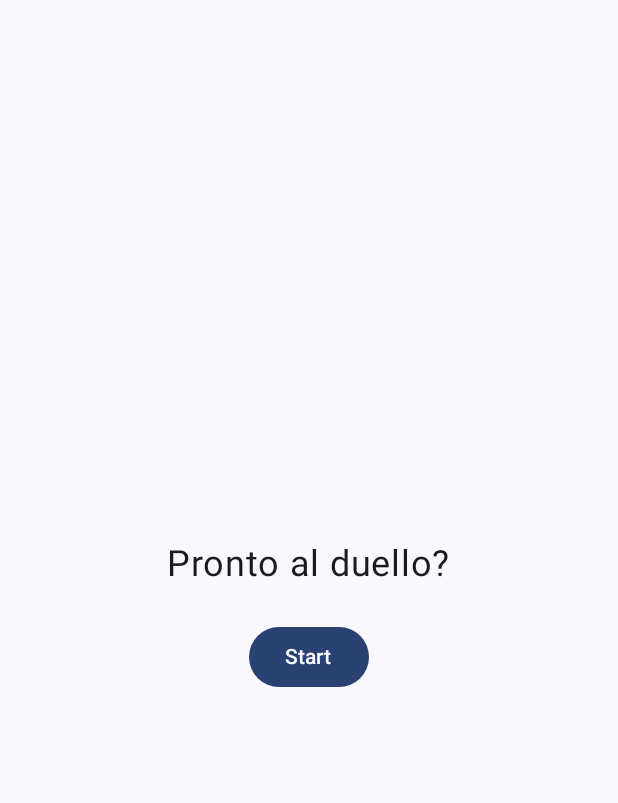
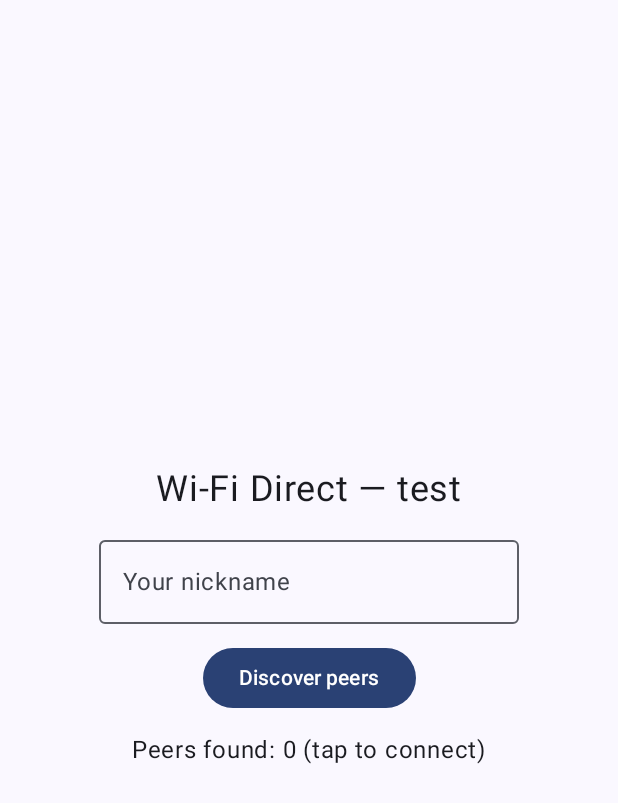
Before and after one commit to Laud15/HighNoon, an Android app built with Jetpack Compose: the screen it shows after launch (MainActivity), on a phone screen of 412 x 824 dp. Shown: the top 803 px of the screen. Run offline under Robolectric (Android 15) with nearby library versions, the light colour scheme and no system bars.

Commit message:
connection between 2 devices added, shift to minsdk 33

```diff
--- a/app/build.gradle.kts
+++ b/app/build.gradle.kts
@@ -13,7 +13,7 @@ android {
 
     defaultConfig {
         applicationId = "it.diunipi.sam.highnoon"
-        minSdk = 24
+        minSdk = 33
         targetSdk = 36
         versionCode = 1
         versionName = "1.0"
--- a/app/src/main/java/it/diunipi/sam/highnoon/MainActivity.kt
+++ b/app/src/main/java/it/diunipi/sam/highnoon/MainActivity.kt
@@ -9,6 +9,7 @@ import androidx.compose.foundation.layout.padding
 import androidx.compose.material3.Scaffold
 import androidx.compose.ui.Modifier
 import it.diunipi.sam.highnoon.ui.DuelScreen
+import it.diunipi.sam.highnoon.ui.WifiTestScreen
 import it.diunipi.sam.highnoon.ui.theme.HighNoonTheme
 
 class MainActivity : ComponentActivity() {
@@ -18,7 +19,7 @@ class MainActivity : ComponentActivity() {
         setContent {
             HighNoonTheme {
                 Scaffold(modifier = Modifier.fillMaxSize()) { innerPadding ->
-                    DuelScreen(modifier = Modifier.padding(innerPadding));
+                    WifiTestScreen(modifier = Modifier.padding(innerPadding))
                 }
             }
         }
--- a/app/src/main/java/it/diunipi/sam/highnoon/audio/SoundEffects.kt
+++ b/app/src/main/java/it/diunipi/sam/highnoon/audio/SoundEffects.kt
@@ -5,13 +5,13 @@ import android.content.Context
 import android.media.AudioAttributes
 import android.media.SoundPool
 
-// Possiede il SoundPool e gli effetti brevi (sparo, cheater).
-// Carica i suoni UNA volta e li riproduce senza creare nuovi oggetti.
+// Has SoundPool and short effects (shot, cheater).
+// It loads sounds ONCE and plays them without creating new objects.
 class SoundEffects(context: Context) {
 
-    // Configurazione del tipo di audio: sono suoni di gioco/UI.
+    // Audio Type Configuration: These are game/UI sounds.
     private val soundPool: SoundPool = SoundPool.Builder()
-        .setMaxStreams(4)   // quanti suoni possono sovrapporsi al massimo
+        .setMaxStreams(4)   // how many sounds can overlap at most
         .setAudioAttributes(
             AudioAttributes.Builder()
                 .setUsage(AudioAttributes.USAGE_GAME)
@@ -20,21 +20,21 @@ class SoundEffects(context: Context) {
         )
         .build()
 
-    // Gli ID dei suoni caricati. -1 = non ancora caricato.
+    //The IDs of the uploaded sounds. -1 = not yet loaded.
     private var gunshotId: Int = -1
     private var cheaterId: Int = -1
 
-    // Teniamo traccia di quali suoni sono pronti (caricamento asincrono).
+    // We keep track of which sounds are ready (asynchronous loading).
     private val readySounds = mutableSetOf<Int>()
 
     init {
-        // Listener: chiamato quando un suono finisce di caricare.
+        // Listener: Called when a sound finishes loading.
         soundPool.setOnLoadCompleteListener { _, sampleId, status ->
-            if (status == 0) {          // 0 = caricamento riuscito
+            if (status == 0) {          // 0 = Successful upload
                 readySounds.add(sampleId)
             }
         }
-        // Avvia il caricamento (asincrono) dei due effetti.
+        // Starts loading (asynchronously) the two effects.
         gunshotId = soundPool.load(context, R.raw.gunshot, 1)
         cheaterId = soundPool.load(context, R.raw.cheater, 1)
     }
@@ -47,7 +47,7 @@ class SoundEffects(context: Context) {
         playIfReady(cheaterId)
     }
 
-    // Suona un suono solo se e' gia' stato caricato.
+    // Play a sound only if it has already been loaded.
     private fun playIfReady(soundId: Int) {
         if (soundId != -1 && readySounds.contains(soundId)) {
             // play(id, volSinistro, volDestro, priorita', loop, velocita')
@@ -55,7 +55,7 @@ class SoundEffects(context: Context) {
         }
     }
 
-    // Rilascia le risorse quando non servono piu'.
+    // Release resources when they are no longer needed.
     fun release() {
         soundPool.release()
     }
--- /dev/null
+++ b/app/src/main/java/it/diunipi/sam/highnoon/network/WiffiDirectConnection.kt
@@ -0,0 +1,134 @@
+package it.diunipi.sam.highnoon.network
+
+import android.Manifest
+import android.annotation.SuppressLint
+import android.content.BroadcastReceiver
+import android.content.Context
+import android.content.Intent
+import android.content.IntentFilter
+import android.net.wifi.WpsInfo
+import android.net.wifi.p2p.WifiP2pConfig
+import android.net.wifi.p2p.WifiP2pDevice
+import android.net.wifi.p2p.WifiP2pInfo
+import android.net.wifi.p2p.WifiP2pManager
+import android.os.Build
+import android.util.Log
+import androidx.annotation.RequiresPermission
+
+private const val TAG = "WifiDirect"
+
+// Expert class: OWNS the whole Wi-Fi Direct connection (manager, channel, receiver)
+// and hides it behind simple methods. Talks outward via callbacks (callback -> state
+// bridge), like WesternMusic.onFinished.
+class WifiDirectConnection(private val context: Context) {
+
+    // System service: the entry point for every Wi-Fi Direct operation (Lez. 21).
+    private val manager = context.getSystemService(Context.WIFI_P2P_SERVICE) as WifiP2pManager
+
+    // The channel: our handle to talk to the framework, bound to the main Looper.
+    private val channel = manager.initialize(context, context.mainLooper, null)
+
+    // --- Callbacks the outside subscribes to ---
+    var onWifiP2pEnabled: ((Boolean) -> Unit)? = null
+    var onPeersAvailable: ((List<WifiP2pDevice>) -> Unit)? = null
+    var onThisDeviceChanged: ((WifiP2pDevice) -> Unit)? = null
+    var onConnectionInfo: ((WifiP2pInfo) -> Unit)? = null
+
+    // These two listeners fire REPEATEDLY (on every peer/connection change), so we
+    // create them ONCE as fields and reuse them (criterio prof n.3, fewer objects).
+    private val peerListListener = WifiP2pManager.PeerListListener { peers ->
+        onPeersAvailable?.invoke(peers.deviceList.toList())
+    }
+    private val connectionInfoListener = WifiP2pManager.ConnectionInfoListener { info ->
+        onConnectionInfo?.invoke(info)
+    }
+
+    // The framework "calls us back" here on P2P events (Lez. 17). Keep onReceive light.
+    private val receiver = object : BroadcastReceiver() {
+        @SuppressLint("MissingPermission")
+        override fun onReceive(ctx: Context, intent: Intent) {
+            when (intent.action) {
+                WifiP2pManager.WIFI_P2P_STATE_CHANGED_ACTION -> {
+                    val state = intent.getIntExtra(WifiP2pManager.EXTRA_WIFI_STATE, -1)
+                    onWifiP2pEnabled?.invoke(state == WifiP2pManager.WIFI_P2P_STATE_ENABLED)
+                }
+                WifiP2pManager.WIFI_P2P_PEERS_CHANGED_ACTION -> {
+                    // Peer list changed: ask for it (async, arrives on peerListListener).
+                    manager.requestPeers(channel, peerListListener)
+                }
+                WifiP2pManager.WIFI_P2P_CONNECTION_CHANGED_ACTION -> {
+                    // Connection changed: ask WHO is group owner and the IP
+                    // (async, arrives on connectionInfoListener).
+                    manager.requestConnectionInfo(channel, connectionInfoListener)
+                }
+                WifiP2pManager.WIFI_P2P_THIS_DEVICE_CHANGED_ACTION -> {
+                    // getParcelableExtra(name) is deprecated since API 33: branch by
+                    // version like the rest of the app (Lez. 01: fragmentation).
+                    // minSdk 33: the Class<T> overload is always available (no deprecated fallback).
+                    val me = intent.getParcelableExtra(
+                        WifiP2pManager.EXTRA_WIFI_P2P_DEVICE, WifiP2pDevice::class.java
+                    )
+                    if (me != null) onThisDeviceChanged?.invoke(me)
+                }
+            }
+        }
+    }
+
+    // The P2P events we care about (dynamic registration, Lez. 17).
+    private val intentFilter = IntentFilter().apply {
+        addAction(WifiP2pManager.WIFI_P2P_STATE_CHANGED_ACTION)
+        addAction(WifiP2pManager.WIFI_P2P_PEERS_CHANGED_ACTION)
+        addAction(WifiP2pManager.WIFI_P2P_CONNECTION_CHANGED_ACTION)
+        addAction(WifiP2pManager.WIFI_P2P_THIS_DEVICE_CHANGED_ACTION)
+    }
+
+    fun register() {
+        // minSdk 33: the exported flag is always required, no legacy branch.
+        context.registerReceiver(receiver, intentFilter, Context.RECEIVER_NOT_EXPORTED)
+    }
+
+    fun unregister() {
+        context.unregisterReceiver(receiver)
+    }
+
+    @RequiresPermission(allOf = [Manifest.permission.ACCESS_FINE_LOCATION, Manifest.permission.NEARBY_WIFI_DEVICES])
+    fun startDiscovery() {
+        manager.discoverPeers(channel, object : WifiP2pManager.ActionListener {
+            override fun onSuccess() { Log.d(TAG, "discoverPeers: request accepted") }
+            override fun onFailure(reason: Int) {
+                Log.d(TAG, "discoverPeers: request failed, reason=$reason")
+            }
+        })
+    }
+
+    // Ask the framework to form a group with the given peer.
+    // ASYNC: onSuccess only means the REQUEST was accepted; the real outcome arrives
+    // via WIFI_P2P_CONNECTION_CHANGED_ACTION (same double-bounce as discovery).
+    @RequiresPermission(allOf = [Manifest.permission.ACCESS_FINE_LOCATION, Manifest.permission.NEARBY_WIFI_DEVICES])
+    fun connect(device: WifiP2pDevice) {
+        val config = WifiP2pConfig().apply {
+            deviceAddress = device.deviceAddress
+            wps.setup = WpsInfo.PBC   // push-button pairing, no PIN
+        }
+        manager.connect(channel, config, object : WifiP2pManager.ActionListener {
+            override fun onSuccess() {
+                Log.d(TAG, "connect: request initiated to ${device.deviceName}")
+            }
+            override fun onFailure(reason: Int) {
+                Log.d(TAG, "connect: request failed, reason=$reason")
+            }
+        })
+    }
+
+    // Tear down the current group. IMPORTANT: Wi-Fi Direct groups PERSIST; leaving one
+    // behind causes "already connected" / stale-group problems on the next run.
+    // (Same "one owner cleans up its resource" idea as WesternMusic stopping its player.)
+    fun disconnect() {
+        manager.removeGroup(channel, object : WifiP2pManager.ActionListener {
+            override fun onSuccess() { Log.d(TAG, "removeGroup: success") }
+            override fun onFailure(reason: Int) {
+                Log.d(TAG, "removeGroup: failed, reason=$reason")
+            }
+        })
+    }
+}
--- /dev/null
+++ b/app/src/main/java/it/diunipi/sam/highnoon/ui/WifiTestScreen.kt
@@ -0,0 +1,170 @@
+package it.diunipi.sam.highnoon.ui
+
+import android.Manifest
+import android.content.Context
+import android.content.pm.PackageManager
+import android.net.wifi.p2p.WifiP2pDevice
+import android.net.wifi.p2p.WifiP2pInfo
+import androidx.activity.compose.rememberLauncherForActivityResult
+import androidx.activity.result.contract.ActivityResultContracts
+import androidx.compose.foundation.clickable
+import androidx.compose.foundation.layout.Arrangement
+import androidx.compose.foundation.layout.Column
+import androidx.compose.foundation.layout.Spacer
+import androidx.compose.foundation.layout.fillMaxSize
+import androidx.compose.foundation.layout.fillMaxWidth
+import androidx.compose.foundation.layout.height
+import androidx.compose.foundation.layout.padding
+import androidx.compose.material3.Button
+import androidx.compose.material3.MaterialTheme
+import androidx.compose.material3.OutlinedTextField
+import androidx.compose.material3.Text
+import androidx.compose.runtime.Composable
+import androidx.compose.runtime.DisposableEffect
+import androidx.compose.runtime.LaunchedEffect
+import androidx.compose.runtime.getValue
+import androidx.compose.runtime.mutableStateOf
+import androidx.compose.runtime.remember
+import androidx.compose.runtime.setValue
+import androidx.compose.ui.Alignment
+import androidx.compose.ui.Modifier
+import androidx.compose.ui.platform.LocalContext
+import androidx.compose.ui.text.style.TextAlign
+import androidx.compose.ui.unit.dp
+import androidx.compose.ui.unit.sp
+import it.diunipi.sam.highnoon.network.SocketConnection
+import it.diunipi.sam.highnoon.network.WifiDirectConnection
+
+// minSdk 33: discovery needs only NEARBY_WIFI_DEVICES.
+private fun requiredRuntimePermissions(): Array<String> =
+    arrayOf(Manifest.permission.NEARBY_WIFI_DEVICES)
+
+private fun hasAllPermissions(context: Context, perms: Array<String>): Boolean =
+    perms.all { context.checkSelfPermission(it) == PackageManager.PERMISSION_GRANTED }
+
+private const val NICK_PREFIX = "NICK:"
+
+@Composable
+fun WifiTestScreen(modifier: Modifier = Modifier) {
+    val context = LocalContext.current
+
+    var permsGranted by remember {
+        mutableStateOf(hasAllPermissions(context, requiredRuntimePermissions()))
+    }
+    var nickname by remember { mutableStateOf("") }
+    var peers by remember { mutableStateOf<List<WifiP2pDevice>>(emptyList()) }
+    var connectionInfo by remember { mutableStateOf<WifiP2pInfo?>(null) }
+    var socketConnected by remember { mutableStateOf(false) }
+    var peerNickname by remember { mutableStateOf("") }
+    var status by remember { mutableStateOf("") }
+
+    // Two owners, two resources (separation of concerns, Lez. 11):
+    // P2P layer (discovery + group) and TCP layer (messaging over the group).
+    val wifi = remember { WifiDirectConnection(context) }
+    val socket = remember { SocketConnection() }
+
+    // Bridge callback -> state: P2P layer.
+    DisposableEffect(Unit) {
+        wifi.onPeersAvailable = { list -> peers = list }
+        wifi.onConnectionInfo = { info -> connectionInfo = info }
+        wifi.register()
+        onDispose {
+            wifi.unregister()
+            wifi.onPeersAvailable = null
+            wifi.onConnectionInfo = null
+        }
+    }
+
+    // Bridge callback -> state: TCP layer.
+    DisposableEffect(Unit) {
+        socket.onConnected = { socketConnected = true; status = "socket connected" }
+        socket.onDisconnected = { socketConnected = false; peerNickname = "" }
+        socket.onMessage = { line ->
+            if (line.startsWith(NICK_PREFIX)) peerNickname = line.removePrefix(NICK_PREFIX)
+        }
+        socket.onError = { msg -> status = msg }
+        onDispose {
+            socket.release()                 // permanent teardown when leaving the screen
+            socket.onConnected = null
+            socket.onDisconnected = null
+            socket.onMessage = null
+            socket.onError = null
+        }
+    }
+
+    val info = connectionInfo
+    val groupFormed = info?.groupFormed == true
+
+    // When the P2P group forms, start the socket. Runs once per formation (keyed on booleans).
+    LaunchedEffect(groupFormed, info?.isGroupOwner) {
+        if (groupFormed) {
+            if (info?.isGroupOwner == true) {
+                status = "group formed — starting server"; socket.startServer()
+            } else {
+                val host = info?.groupOwnerAddress?.hostAddress
+                if (host != null) { status = "group formed — connecting to $host"; socket.connectToServer(host) }
+            }
+        }
+    }
+
+    // Once the socket is up, send our nickname as the first message (the handshake).
+    LaunchedEffect(socketConnected) {
+        if (socketConnected) socket.send(NICK_PREFIX + nickname.ifBlank { "Player" })
+    }
+
+    val permissionLauncher = rememberLauncherForActivityResult(
+        contract = ActivityResultContracts.RequestMultiplePermissions()
+    ) { result -> permsGranted = result.values.all { it } }
+
+    Column(
+        modifier = modifier.fillMaxSize().padding(24.dp),
+        horizontalAlignment = Alignment.CenterHorizontally,
+        verticalArrangement = Arrangement.Center
+    ) {
+        Text(text = "Wi-Fi Direct — test", fontSize = 24.sp)
+        Spacer(modifier = Modifier.height(12.dp))
+
+        if (!permsGranted) {
+            Button(onClick = { permissionLauncher.launch(requiredRuntimePermissions()) }) {
+                Text(text = "Grant permissions")
+            }
+        } else if (!groupFormed) {
+            OutlinedTextField(
+                value = nickname,
+                onValueChange = { nickname = it },
+                label = { Text("Your nickname") },
+                singleLine = true
+            )
+            Spacer(modifier = Modifier.height(12.dp))
+            Button(onClick = { wifi.startDiscovery() }) { Text(text = "Discover peers") }
+            Spacer(modifier = Modifier.height(12.dp))
+            Text(text = "Peers found: ${peers.size} (tap to connect)", fontSize = 16.sp)
+            peers.forEach { device ->
+                Text(
+                    text = "• ${device.deviceName}",
+                    modifier = Modifier
+                        .fillMaxWidth()
+                        .clickable { wifi.connect(device) }
+                        .padding(vertical = 8.dp),
+                    textAlign = TextAlign.Center
+                )
+            }
+        } else {
+            Text(text = "Role: " + if (info?.isGroupOwner == true) "Group Owner" else "Client")
+            Spacer(modifier = Modifier.height(8.dp))
+            if (socketConnected) {
+                Text(text = "CONNECTED", fontSize = 22.sp, color = MaterialTheme.colorScheme.primary)
+                Text(text = "Dueling against: ${peerNickname.ifBlank { "…" }}", fontSize = 18.sp)
+            } else {
+                Text(text = "Linking socket…")
+            }
+            Spacer(modifier = Modifier.height(16.dp))
+            Button(onClick = { socket.disconnect(); wifi.disconnect() }) { Text(text = "Disconnect") }
+        }
+
+        if (status.isNotBlank()) {
+            Spacer(modifier = Modifier.height(16.dp))
+            Text(text = status, fontSize = 12.sp, color = MaterialTheme.colorScheme.onSurfaceVariant)
+        }
+    }
+}
```
Also changed, not shown: app/src/main/AndroidManifest.xml (+16 -0 lines), app/src/main/java/it/diunipi/sam/highnoon/audio/WesternMusic.kt (+7 -7 lines), app/src/main/java/it/diunipi/sam/highnoon/game/DuelViewModel.kt (+16 -16 lines), app/src/main/java/it/diunipi/sam/highnoon/network/SocketConnection.kt (added, +146 -0 lines), app/src/main/java/it/diunipi/sam/highnoon/notification/Signal.kt (+14 -30 lines), app/src/main/java/it/diunipi/sam/highnoon/ui/DuelScreen.kt (+9 -10 lines), app/src/main/java/it/diunipi/sam/highnoon/ui/LobbyScreen.kt (+11 -12 lines).
